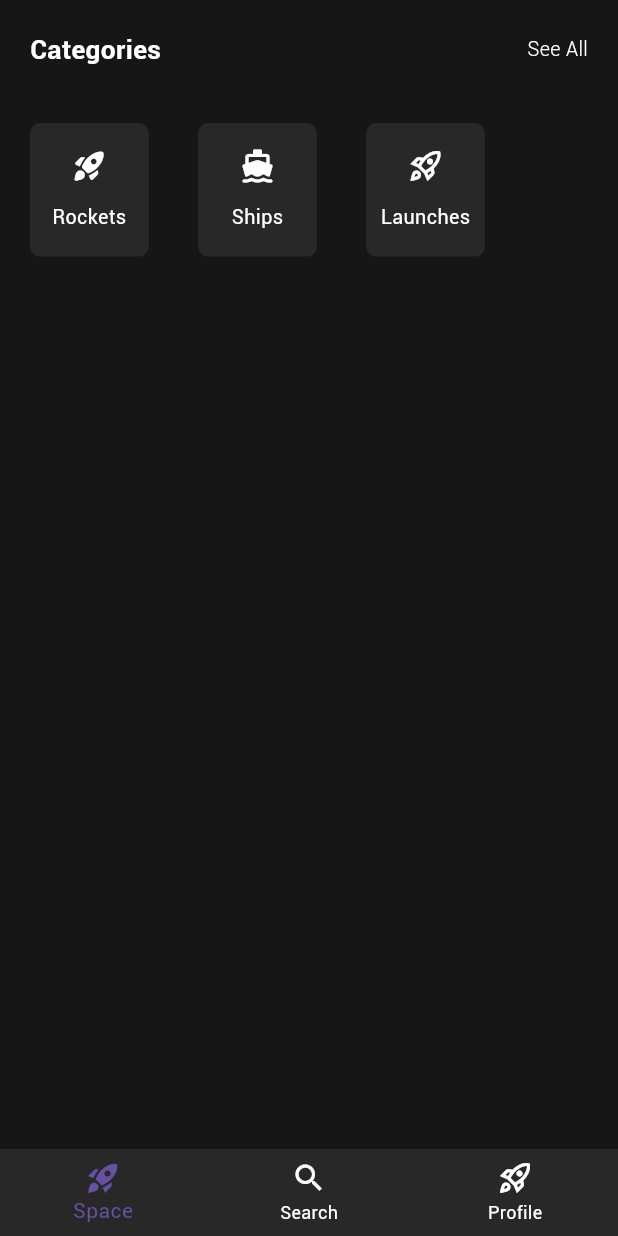
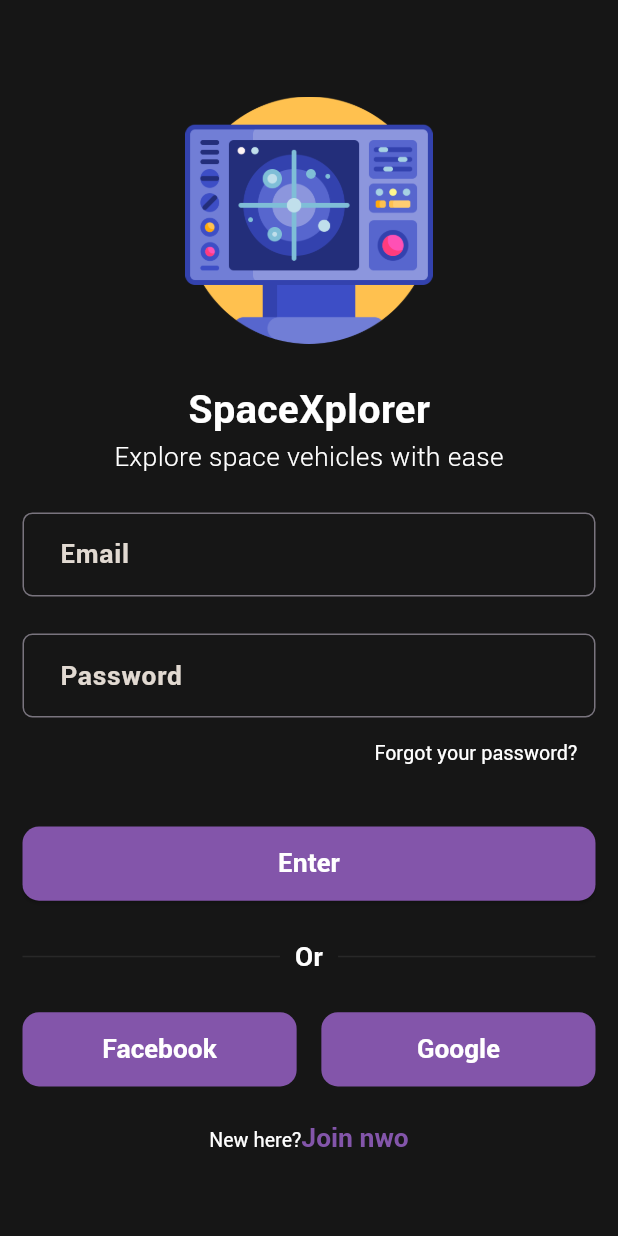
Before and after one commit to ahmedfyala/Space-X-App, a Flutter app: the screen it shows after launch, after a tap on "Launch", on a phone screen of 412 x 824 dp. Run offline on Flutter 3.47's test engine with Material 3 defaults, Android fonts, the phone set to English and light mode, and no system bars; our stand-ins replace bloc, dartz, dio, flutter_bloc, flutter_screenutil, gap and 5 more; network calls fail.

Commit message:
add inputDecorationTheme and ui login screen completed

```diff
--- a/lib/core/constants/app_strings.dart
+++ b/lib/core/constants/app_strings.dart
@@ -2,6 +2,16 @@ class AppStrings {
   static const String appName = 'Space X';
   static const String welcomeText1 = 'DiscoverRockets';
   static const String welcomeText2 = 'Explore space vehicles effortlessly.';
+  static const String exploreSpaceLogin = 'Explore space vehicles with ease';
+  static const String email = 'Email';
+  static const String password = 'Password';
+  static const String enter = 'Enter';
+  static const String or = 'Or';
+  static const String facebook = 'Facebook';
+  static const String google = 'Google';
+  static const String newHere = 'New here?';
+  static const String joinNwo = 'Join nwo';
+  static const String forgotPassword = 'Forgot your password?';
   static const String launch = 'Launch';
   static const String categories = 'Categories';
   static const String seeAll = 'See All';
--- a/lib/core/routing/app_router.dart
+++ b/lib/core/routing/app_router.dart
@@ -1,5 +1,7 @@
 import 'package:flutter/material.dart';
 import 'package:flutter_bloc/flutter_bloc.dart';
+import 'package:flutter_mentorship_b1/features/authentication/ui/login/login_screen.dart';
+import 'package:flutter_mentorship_b1/features/authentication/ui/register/register_screen.dart';
 import 'package:flutter_mentorship_b1/features/opening/screens/welcome/welcome_screen.dart';
 import 'package:flutter_mentorship_b1/features/profile/ui/profile_screen.dart';
 import 'package:flutter_mentorship_b1/features/rockets/logic/all_rockets_cubit.dart';
@@ -8,7 +10,8 @@ import 'package:flutter_mentorship_b1/features/search/ui/search_screen.dart';
 import 'package:flutter_mentorship_b1/features/ships/logic/cubit.dart';
 import 'package:flutter_mentorship_b1/features/ships/ui/screens/ships_screen.dart';
 
-import '../../features/splash/ui/splash_screen.dart';
+import '../../features/opening/screens/splash/ui/splash_screen.dart';
+
 import '../../features/home/ui/home_screen.dart';
 import '../di/dependency_injection.dart';
 import 'routes.dart';
@@ -16,9 +19,21 @@ import 'routes.dart';
 class AppRouter {
   Route generateRoute(RouteSettings settings) {
     switch (settings.name) {
+      case Routes.splash:
+        return MaterialPageRoute(
+          builder: (_) => const SplashScreen(),
+        );
       case Routes.welcome:
         return MaterialPageRoute(
           builder: (_) => const WelcomeScreen(),
+        );
+      case Routes.login:
+        return MaterialPageRoute(
+          builder: (_) => const LoginScreen(),
+        );
+      case Routes.register:
+        return MaterialPageRoute(
+          builder: (_) => const RegisterScreen(),
         );
       case Routes.homeScreen:
         return MaterialPageRoute(
@@ -47,10 +62,7 @@ class AppRouter {
             child: const RocketsScreen(),
           ),
         );
-      case Routes.splash:
-        return MaterialPageRoute(
-          builder: (_) => const SplashScreen(),
-        );
+
       default:
         return MaterialPageRoute(
           builder: (_) => const HomeScreen(),
--- a/lib/core/routing/routes.dart
+++ b/lib/core/routing/routes.dart
@@ -1,9 +1,12 @@
 class Routes {
+  static const String splash = "/splash";
   static const String welcome = "/welcome";
+  static const String login = "/login";
+  static const String register = "/register";
   static const String homeScreen = "/homeScreen";
   static const String profileScreen = "/profileScreen";
   static const String searchScreen = "/searchScreen";
   static const String ships = "/ships";
   static const String allRockets = "/allRockets";
-  static const String splash = "/splash";
+
 }
--- a/lib/core/themes/colors_manager.dart
+++ b/lib/core/themes/colors_manager.dart
@@ -5,6 +5,8 @@ class ColorsManager {
   static const Color lightBlack = Color(0xFF282828);
   static const Color white = Color(0xFFffffff);
   static const Color primary = Color(0xFF8355aa);
+  static const Color darkWhite = Color(0xFFE1D9D1);
+  static const Color error = Color(0xFFED4337);
 
   static const MaterialColor themeColor =
       MaterialColor(0xFF8355aa, <int, Color>{
--- a/lib/core/themes/size_manager.dart
+++ b/lib/core/themes/size_manager.dart
@@ -14,7 +14,10 @@ class AppHeight{
   static double h70 = 70.h;
 }
 class AppWidth{
-  static double h80 = 80.w;
+  static double w10 = 10.w;
+  static double w15 = 15.w;
+  static double w80 = 80.w;
+  static double w150 = 150.w;
 }
 class AppRadius{
   static double r6 = 6.r;
@@ -22,5 +25,6 @@ class AppRadius{
 }
 class AppPadding{
   static double p10 = 10;
+  static double p15 = 15;
   static double p20 = 20;
 }
--- a/lib/core/themes/styles.dart
+++ b/lib/core/themes/styles.dart
@@ -25,6 +25,24 @@ class TextStyles {
     color: ColorsManager.white,
     fontFamily: fontFamily,
   );
+  static TextStyle font16BoldPrimary = TextStyle(
+    fontSize: 16.sp,
+    fontWeight: FontWeightHelper.bold,
+    color: ColorsManager.primary,
+    fontFamily: fontFamily,
+  );
+  static TextStyle font16BoldError = TextStyle(
+    fontSize: 16.sp,
+    fontWeight: FontWeightHelper.bold,
+    color: ColorsManager.error,
+    fontFamily: fontFamily,
+  );
+  static TextStyle hintTextStyle = TextStyle(
+    fontSize: 16.sp,
+    fontWeight: FontWeightHelper.bold,
+    color: ColorsManager.darkWhite,
+    fontFamily: fontFamily,
+  );
   static TextStyle font12Light = TextStyle(
     fontSize: 12.sp,
     fontWeight: FontWeightHelper.light,
--- a/lib/core/themes/theme_manager.dart
+++ b/lib/core/themes/theme_manager.dart
@@ -14,7 +14,7 @@ ThemeData getApplicationTheme() {
       primaryColorDark: ColorsManager.primary,
       scaffoldBackgroundColor: ColorsManager.black,
       canvasColor: ColorsManager.lightBlack,
-    appBarTheme:  AppBarTheme(
+      appBarTheme: AppBarTheme(
         iconTheme: const IconThemeData(color: ColorsManager.white),
         titleTextStyle: const TextStyle(color: ColorsManager.white),
         elevation: AppSize.s0,
@@ -53,5 +53,43 @@ ThemeData getApplicationTheme() {
               ),
             )),
       ),
-  );
+      inputDecorationTheme: InputDecorationTheme(
+        contentPadding: EdgeInsets.all(AppPadding.p15),
+        border: OutlineInputBorder(
+            borderRadius: BorderRadius.circular(AppRadius.r6),
+            gapPadding: AppPadding.p10),
+        disabledBorder: OutlineInputBorder(
+            borderRadius: BorderRadius.circular(AppRadius.r6),
+            gapPadding: AppPadding.p10,
+            borderSide: const BorderSide(
+              color: ColorsManager.lightBlack,
+            )),
+        errorBorder: OutlineInputBorder(
+            borderRadius: BorderRadius.circular(AppRadius.r6),
+            gapPadding: AppPadding.p10,
+            borderSide: const BorderSide(
+              color: ColorsManager.error,
+            )),
+        focusedBorder: OutlineInputBorder(
+            borderRadius: BorderRadius.circular(AppRadius.r6),
+            gapPadding: AppPadding.p20,
+            borderSide: const BorderSide(
+              color: ColorsManager.primary,
+            )),
+        focusedErrorBorder: OutlineInputBorder(
+            borderRadius: BorderRadius.circular(AppRadius.r6),
+            gapPadding: AppPadding.p10,
+            borderSide: const BorderSide(
+              color: ColorsManager.error,
+            )),
+        hintStyle: TextStyles.hintTextStyle,
+        suffixIconColor: ColorsManager.primary,
+        prefixIconColor: ColorsManager.primary,
+      ),
+      textButtonTheme: TextButtonThemeData(
+          style: ButtonStyle(
+        textStyle: MaterialStatePropertyAll<TextStyle>(
+          TextStyles.font12Regular,
+        ),
+      )));
 }
--- /dev/null
+++ b/lib/core/widgets/app_text_form_field_widget.dart
@@ -0,0 +1,35 @@
+import 'package:flutter/material.dart';
+import 'package:flutter_mentorship_b1/core/themes/colors_manager.dart';
+import 'package:flutter_mentorship_b1/core/themes/styles.dart';
+
+class AppTextFormFieldWidget extends StatelessWidget {
+  final String hintText;
+  final TextEditingController controller;
+  final TextInputType textInputType;
+  final bool? obscureText;
+  final String? Function(String?)? validator;
+
+  const AppTextFormFieldWidget({
+    super.key,
+    required this.hintText,
+    required this.controller,
+    required this.textInputType,
+    this.obscureText,
+    this.validator,
+  });
+
+  @override
+  Widget build(BuildContext context) {
+    return TextFormField(
+      controller: controller,
+      keyboardType: textInputType,
+      cursorColor: ColorsManager.primary,
+      style: TextStyles.font16light,
+      validator: validator,
+      obscureText: obscureText ?? false,
+      decoration: InputDecoration(
+        hintText: hintText,
+      ),
+    );
+  }
+}
--- /dev/null
+++ b/lib/features/authentication/ui/login/login_screen.dart
@@ -0,0 +1,17 @@
+import 'package:flutter/material.dart';
+import 'package:flutter_mentorship_b1/core/themes/size_manager.dart';
+import 'package:flutter_mentorship_b1/features/authentication/ui/login/widgets/login_screen_body.dart';
+
+class LoginScreen extends StatelessWidget {
+  const LoginScreen({super.key});
+
+  @override
+  Widget build(BuildContext context) {
+    return Scaffold(
+      body: Padding(
+        padding:  EdgeInsets.all(AppPadding.p15),
+        child: LoginScreenBody(),
+      ),
+    );
+  }
+}
--- /dev/null
+++ b/lib/features/authentication/ui/login/widgets/forgot_password_widget.dart
@@ -0,0 +1,18 @@
+import 'package:flutter/material.dart';
+import 'package:flutter_mentorship_b1/core/constants/app_strings.dart';
+import 'package:flutter_mentorship_b1/core/themes/styles.dart';
+
+class ForgotPasswordWidget extends StatelessWidget {
+  const ForgotPasswordWidget({super.key});
+
+  @override
+  Widget build(BuildContext context) {
+    return TextButton(
+      onPressed: () {},
+      child: Text(
+        AppStrings.forgotPassword,
+        style: TextStyles.font12Regular,
+      ),
+    );
+  }
+}
--- /dev/null
+++ b/lib/features/authentication/ui/login/widgets/login_divider_widget.dart
@@ -0,0 +1,35 @@
+import 'package:flutter/cupertino.dart';
+import 'package:flutter/material.dart';
+import 'package:flutter/widgets.dart';
+import 'package:flutter_mentorship_b1/core/constants/app_strings.dart';
+import 'package:flutter_mentorship_b1/core/themes/colors_manager.dart';
+import 'package:flutter_mentorship_b1/core/themes/size_manager.dart';
+import 'package:flutter_mentorship_b1/core/themes/styles.dart';
+import 'package:gap/gap.dart';
+
+class LoginDividerWidget extends StatelessWidget {
+  const LoginDividerWidget({super.key});
+
+  @override
+  Widget build(BuildContext context) {
+    return Row(
+      children: [
+        const Expanded(
+            child: Divider(
+          color: ColorsManager.lightBlack,
+        )),
+        Padding(
+          padding: EdgeInsets.symmetric(horizontal: AppPadding.p10),
+          child: Text(
+            AppStrings.or,
+            style: TextStyles.font16Bold,
+          ),
+        ),
+        const Expanded(
+            child: Divider(
+          color: ColorsManager.lightBlack,
+        )),
+      ],
+    );
+  }
+}
--- /dev/null
+++ b/lib/features/authentication/ui/login/widgets/login_screen_body.dart
@@ -0,0 +1,79 @@
+import 'package:flutter/cupertino.dart';
+import 'package:flutter/material.dart';
+import 'package:flutter_mentorship_b1/core/constants/app_strings.dart';
+import 'package:flutter_mentorship_b1/core/helpers/extensions.dart';
+import 'package:flutter_mentorship_b1/core/routing/routes.dart';
+import 'package:flutter_mentorship_b1/core/themes/size_manager.dart';
+import 'package:flutter_mentorship_b1/core/themes/styles.dart';
+import 'package:flutter_mentorship_b1/core/widgets/app_button_widgets.dart';
+import 'package:flutter_mentorship_b1/core/widgets/app_text_form_field_widget.dart';
+import 'package:flutter_mentorship_b1/features/authentication/ui/login/widgets/login_text_widget.dart';
+import 'package:gap/gap.dart';
+
+import 'forgot_password_widget.dart';
+import 'login_divider_widget.dart';
+import 'login_social_media_widget.dart';
+import 'not_an_account.dart';
+
+class LoginScreenBody extends StatelessWidget {
+  LoginScreenBody({super.key});
+
+  var emailController = TextEditingController();
+  var passwordController = TextEditingController();
+
+  @override
+  Widget build(BuildContext context) {
+    return Column(
+      //mainAxisAlignment: MainAxisAlignment.center,
+      children: [
+        Gap(AppHeight.h40),
+        Image.asset(
+          'assets/png/control-panel.png',
+          fit: BoxFit.cover,
+          width: AppWidth.w150,
+        ),
+        Gap(AppHeight.h20),
+        LoginTextWidget(
+          text: 'SpaceXplorer',
+          textStyle: TextStyles.font24Bold,
+        ),
+        LoginTextWidget(
+          text: AppStrings.exploreSpaceLogin,
+          textStyle: TextStyles.font16light,
+        ),
+        Gap(AppHeight.h20),
+        AppTextFormFieldWidget(
+          controller: emailController,
+          hintText: AppStrings.email,
+          textInputType: TextInputType.emailAddress,
+        ),
+        Gap(AppHeight.h20),
+        AppTextFormFieldWidget(
+          controller: passwordController,
+          hintText: AppStrings.password,
+          textInputType: TextInputType.visiblePassword,
+        ),
+        const Align(
+          alignment: AlignmentDirectional.bottomEnd,
+          child: ForgotPasswordWidget(),
+        ),
+        Gap(AppHeight.h20),
+        AppButtonWidget(
+          height: AppHeight.h40,
+          width: double.infinity,
+          title: AppStrings.enter,
+          textStyle: TextStyles.font16Bold,
+          onPressed: (){
+            context.pushNamed(Routes.homeScreen);
+          },
+        ),
+        Gap(AppHeight.h20),
+        const LoginDividerWidget(),
+        Gap(AppHeight.h20),
+        const LoginSocialMediaWidget(),
+        Gap(AppHeight.h20),
+        const NotAnAccount(),
+      ],
+    );
+  }
+}
--- /dev/null
+++ b/lib/features/authentication/ui/login/widgets/login_social_media_widget.dart
@@ -0,0 +1,35 @@
+import 'package:flutter/material.dart';
+import 'package:flutter_mentorship_b1/core/constants/app_strings.dart';
+import 'package:flutter_mentorship_b1/core/themes/size_manager.dart';
+import 'package:flutter_mentorship_b1/core/themes/styles.dart';
+import 'package:flutter_mentorship_b1/core/widgets/app_button_widgets.dart';
+import 'package:gap/gap.dart';
+
+class LoginSocialMediaWidget extends StatelessWidget {
+  const LoginSocialMediaWidget({super.key});
+
+  @override
+  Widget build(BuildContext context) {
+    return Row(
+      children: [
+        Expanded(
+          child: AppButtonWidget(
+            height: AppHeight.h40,
+            width: 0,
+            title: AppStrings.facebook,
+            textStyle: TextStyles.font16Bold,
+          ),
+        ),
+        Gap(AppWidth.w15),
+        Expanded(
+          child: AppButtonWidget(
+            height: AppHeight.h40,
+            width: 0,
+            title: AppStrings.google,
+            textStyle: TextStyles.font16Bold,
+          ),
+        ),
+      ],
+    );
+  }
+}
--- /dev/null
+++ b/lib/features/authentication/ui/login/widgets/login_text_widget.dart
@@ -0,0 +1,20 @@
+import 'package:flutter/material.dart';
+
+class LoginTextWidget extends StatelessWidget {
+  final String text;
+  final TextStyle textStyle;
+
+  const LoginTextWidget({
+    super.key,
+    required this.text,
+    required this.textStyle,
+  });
+
+  @override
+  Widget build(BuildContext context) {
+    return Text(
+      text,
+      style: textStyle,
+    );
+  }
+}
--- /dev/null
+++ b/lib/features/authentication/ui/login/widgets/not_an_account.dart
@@ -0,0 +1,29 @@
+import 'package:flutter/gestures.dart';
+import 'package:flutter/material.dart';
+import 'package:flutter_mentorship_b1/core/constants/app_strings.dart';
+import 'package:flutter_mentorship_b1/core/helpers/extensions.dart';
+import 'package:flutter_mentorship_b1/core/routing/routes.dart';
+import 'package:flutter_mentorship_b1/core/themes/styles.dart';
+
+class NotAnAccount extends StatelessWidget {
+  const NotAnAccount({super.key});
+
+  @override
+  Widget build(BuildContext context) {
+    return RichText(
+      text: TextSpan(
+        text: AppStrings.newHere,
+        style: TextStyles.font12Regular,
+        children: [
+          TextSpan(
+            recognizer: TapGestureRecognizer()..onTap = () {
+              context.pushNamed(Routes.register);
+            },
+            text: AppStrings.joinNwo,
+            style: TextStyles.font16BoldPrimary,
+          ),
+        ],
+      ),
+    );
+  }
+}
--- /dev/null
+++ b/lib/features/authentication/ui/register/register_screen.dart
@@ -0,0 +1,10 @@
+import 'package:flutter/material.dart';
+
+class RegisterScreen extends StatelessWidget {
+  const RegisterScreen({super.key});
+
+  @override
+  Widget build(BuildContext context) {
+    return Scaffold();
+  }
+}
--- a/lib/features/splash/ui/splash_screen.dart
+++ b/lib/features/opening/screens/splash/ui/splash_screen.dart
@@ -2,9 +2,8 @@ import 'package:flutter/material.dart';
 import 'package:flutter_mentorship_b1/core/helpers/extensions.dart';
 import 'package:lottie/lottie.dart';
 
-import '../../../core/constants/app_assets.dart';
-import '../../../core/routing/routes.dart';
-
+import '../../../../../core/constants/app_assets.dart';
+import '../../../../../core/routing/routes.dart';
 class SplashScreen extends StatefulWidget {
   const SplashScreen({super.key});
 
--- a/lib/features/opening/widgets/welcome_screen_body.dart
+++ b/lib/features/opening/widgets/welcome_screen_body.dart
@@ -42,7 +42,7 @@ class WelcomeScreenBody extends StatelessWidget {
             title: AppStrings.launch,
             textStyle: TextStyles.font16Bold,
             onPressed: (){
-              context.pushReplacementNamed(Routes.homeScreen);
+              context.pushReplacementNamed(Routes.login);
             },
           ),
           Gap(AppSize.s30)
--- a/lib/features/ships/ui/screens/ships_screen.dart
+++ b/lib/features/ships/ui/screens/ships_screen.dart
@@ -37,7 +37,10 @@ class _ShipsScreenState extends State<ShipsScreen> {
             }
             if (state.shipStatus.isError) {
               return Center(
-                child: Text(state.errorMessage ?? '@@@@@@@@'),
+                child: Text(
+                  state.errorMessage ?? '@@@@@@@@',
+                  style: TextStyles.font16BoldError,
+                ),
               );
             }
             if (state.shipStatus.isSuccess) {
--- a/lib/features/ships/ui/widgets/ship_item_in_list.dart
+++ b/lib/features/ships/ui/widgets/ship_item_in_list.dart
@@ -30,7 +30,7 @@ class ShipItemInList extends StatelessWidget {
         children: [
           Container(
             height: AppHeight.h64,
-            width: AppWidth.h80,
+            width: AppWidth.w80,
             clipBehavior: Clip.antiAlias,
             decoration: BoxDecoration(
               borderRadius: BorderRadius.circular(AppRadius.r6),
```
Lines whose indentation alone changed are shown as unchanged.
